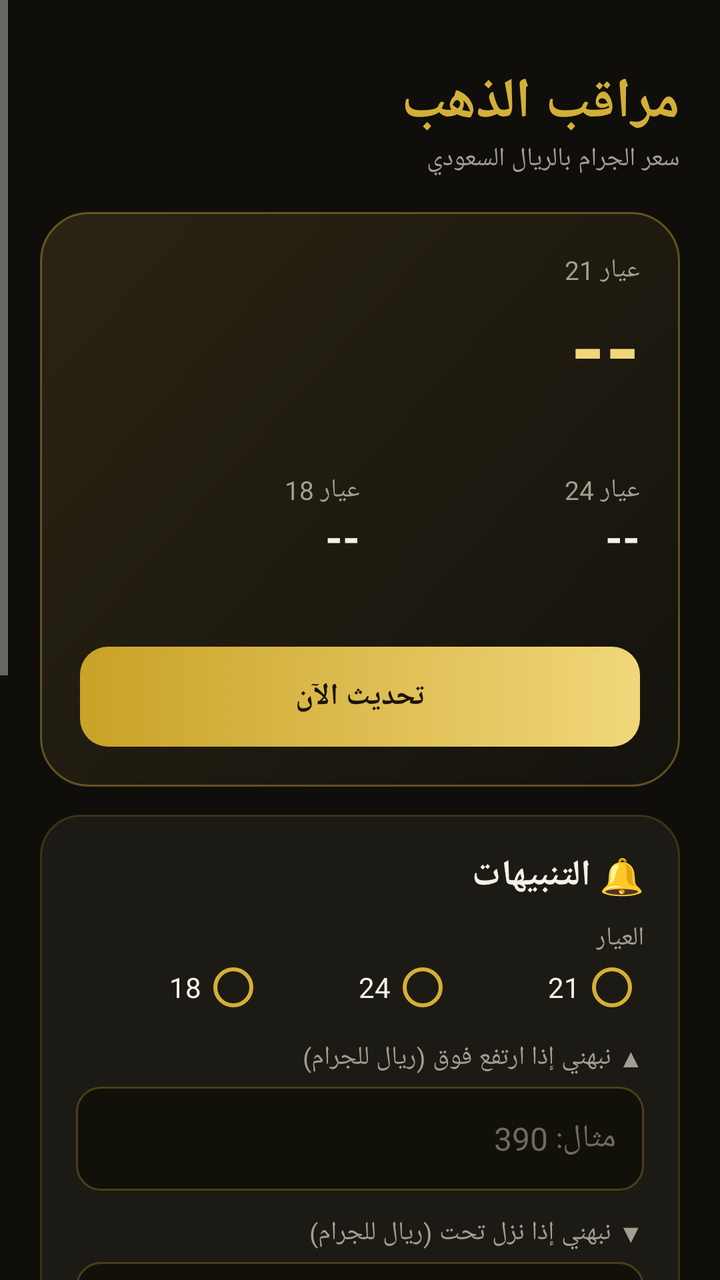
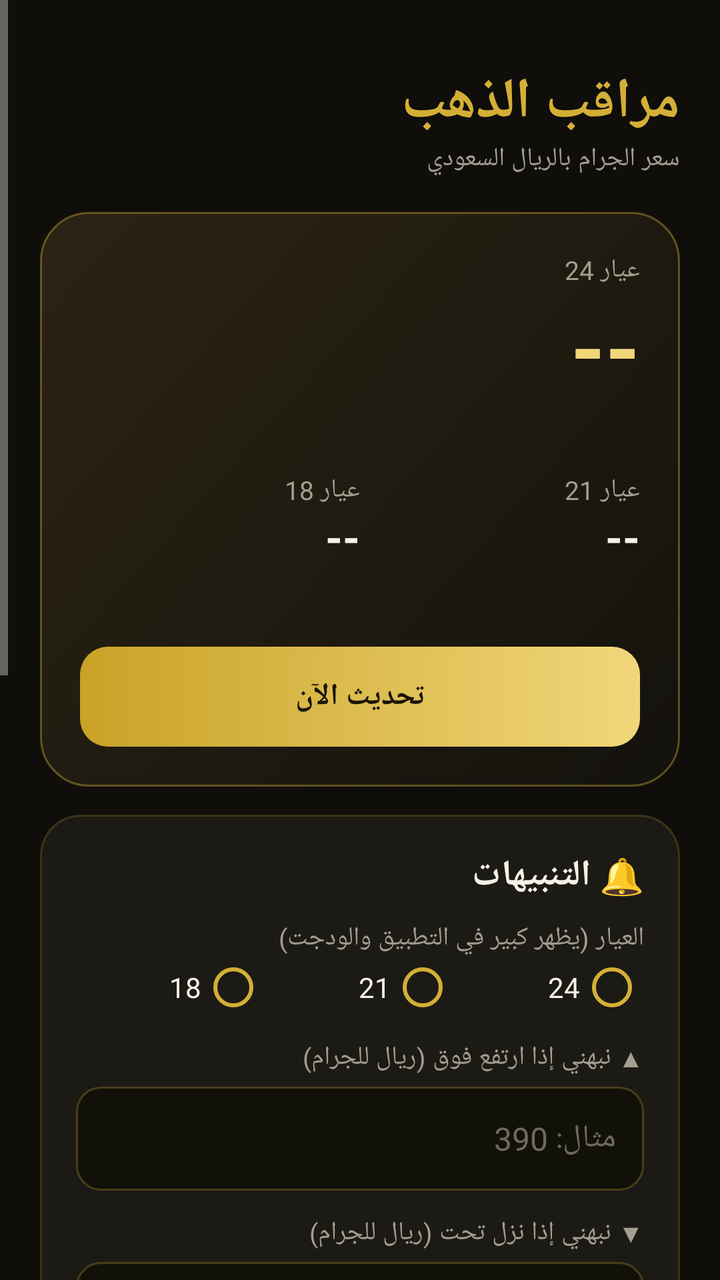

Before-and-after screenshots of an Android layout around one commit, followed by the original layout XML and the change that was made.
<!-- AndroidManifest.xml: application theme AppTheme -->
<!-- res/layout/activity_main.xml -->
<?xml version="1.0" encoding="utf-8"?>
<ScrollView xmlns:android="http://schemas.android.com/apk/res/android"
    android:layout_width="match_parent"
    android:layout_height="match_parent"
    android:fillViewport="true"
    android:layoutDirection="rtl">

    <LinearLayout
        android:layout_width="match_parent"
        android:layout_height="wrap_content"
        android:orientation="vertical"
        android:padding="20dp">

        <TextView
            android:layout_width="wrap_content"
            android:layout_height="wrap_content"
            android:layout_marginTop="12dp"
            android:text="مراقب الذهب"
            android:textColor="@color/gold"
            android:textSize="28sp"
            android:textStyle="bold" />
        <TextView style="@style/Label"
            android:text="سعر الجرام بالريال السعودي" />

        
        <LinearLayout
            android:layout_width="match_parent"
            android:layout_height="wrap_content"
            android:layout_marginTop="18dp"
            android:orientation="vertical"
            android:background="@drawable/hero_bg"
            android:padding="20dp">
            <TextView style="@style/Label" android:text="عيار 21" />
            <TextView android:id="@+id/p21"
                android:layout_width="wrap_content" android:layout_height="wrap_content"
                android:text="--" android:textColor="@color/gold_light"
                android:textSize="44sp" android:textStyle="bold" />
            <TextView android:id="@+id/change"
                android:layout_width="wrap_content" android:layout_height="wrap_content"
                android:textColor="@color/muted" android:textSize="13sp" />

            <LinearLayout android:layout_width="match_parent" android:layout_height="wrap_content"
                android:layout_marginTop="16dp" android:orientation="horizontal">
                <LinearLayout android:layout_width="0dp" android:layout_height="wrap_content"
                    android:layout_weight="1" android:orientation="vertical">
                    <TextView style="@style/Label" android:text="عيار 24" />
                    <TextView android:id="@+id/p24" android:layout_width="wrap_content"
                        android:layout_height="wrap_content" android:text="--"
                        android:textColor="@color/text" android:textSize="22sp" android:textStyle="bold" />
                </LinearLayout>
                <LinearLayout android:layout_width="0dp" android:layout_height="wrap_content"
                    android:layout_weight="1" android:orientation="vertical">
                    <TextView style="@style/Label" android:text="عيار 18" />
                    <TextView android:id="@+id/p18" android:layout_width="wrap_content"
                        android:layout_height="wrap_content" android:text="--"
                        android:textColor="@color/text" android:textSize="22sp" android:textStyle="bold" />
                </LinearLayout>
            </LinearLayout>

            <TextView android:id="@+id/time"
                android:layout_width="wrap_content" android:layout_height="wrap_content"
                android:layout_marginTop="12dp" android:textColor="#7D786B" android:textSize="12sp" />
            <Button android:id="@+id/refresh" style="@style/GoldBtn" android:text="تحديث الآن" />
        </LinearLayout>

        
        <LinearLayout style="@style/Card">
            <TextView android:layout_width="wrap_content" android:layout_height="wrap_content"
                android:text="🔔 التنبيهات" android:textColor="@color/text"
                android:textSize="18sp" android:textStyle="bold" />
            <TextView style="@style/Label" android:layout_marginTop="10dp" android:text="العيار" />
            <RadioGroup android:id="@+id/karats"
                android:layout_width="match_parent" android:layout_height="wrap_content"
                android:orientation="horizontal">
                <RadioButton android:id="@+id/k21" android:layout_width="0dp" android:layout_weight="1"
                    android:layout_height="wrap_content" android:text="21" android:textColor="@color/text"
                    android:buttonTint="@color/gold" />
                <RadioButton android:id="@+id/k24" android:layout_width="0dp" android:layout_weight="1"
                    android:layout_height="wrap_content" android:text="24" android:textColor="@color/text"
                    android:buttonTint="@color/gold" />
                <RadioButton android:id="@+id/k18" android:layout_width="0dp" android:layout_weight="1"
                    android:layout_height="wrap_content" android:text="18" android:textColor="@color/text"
                    android:buttonTint="@color/gold" />
            </RadioGroup>

            <TextView style="@style/Label" android:layout_marginTop="10dp"
                android:text="▲ نبهني إذا ارتفع فوق (ريال للجرام)" />
            <EditText android:id="@+id/up" style="@style/Input" android:hint="مثال: 390" />

            <TextView style="@style/Label" android:layout_marginTop="12dp"
                android:text="▼ نبهني إذا نزل تحت (ريال للجرام)" />
            <EditText android:id="@+id/low" style="@style/Input" android:hint="مثال: 370" />

            <Button android:id="@+id/save" style="@style/GoldBtn" android:text="حفظ التنبيه" />
            <Button android:id="@+id/clear" style="@style/GhostBtn" android:text="إلغاء التنبيهات" />
            <TextView android:id="@+id/alertStatus"
                android:layout_width="wrap_content" android:layout_height="wrap_content"
                android:layout_marginTop="12dp" android:textColor="@color/gold_light"
                android:textSize="14sp" android:lineSpacingExtra="4dp" />
        </LinearLayout>

        
        <LinearLayout style="@style/Card">
            <TextView android:layout_width="wrap_content" android:layout_height="wrap_content"
                android:text="الإعداد" android:textColor="@color/text"
                android:textSize="18sp" android:textStyle="bold" />
            <Button android:id="@+id/addWidget" style="@style/GoldBtn" android:text="أضف الودجت للشاشة" />
            <Button android:id="@+id/battery" style="@style/GhostBtn" android:text="استثناء التطبيق من توفير البطارية" />
            <TextView style="@style/Label" android:layout_marginTop="12dp" android:lineSpacingExtra="4dp"
                android:text="• السعر يتحدث تلقائياً كل 15 دقيقة تقريباً (أقل مدة يسمح فيها أندرويد).\n• الأسعار عالمية محوّلة للريال على سعر 3.75، وقد تختلف عن أسعار المحلات بسبب المصنعية والضريبة.\n• استثناء التطبيق من توفير البطارية يضمن وصول التنبيهات في وقتها." />
        </LinearLayout>
    </LinearLayout>
</ScrollView>
<!-- resources referenced by this layout -->
<resources>
  <color name="gold">#D4AF37</color>
  <color name="gold_light">#F1D77A</color>
  <color name="muted">#A39E8F</color>
  <color name="text">#F5F1E6</color>
  <!-- drawable hero_bg (drawable) -->
  <shape xmlns:android="http://schemas.android.com/apk/res/android" android:shape="rectangle">
      <gradient android:angle="315" android:startColor="#2B2414" android:endColor="#14120D" />
      <corners android:radius="24dp" />
      <stroke android:width="1dp" android:color="#66D4AF37" />
  </shape>
  <style name="Card">
          <item name="android:layout_width">match_parent</item>
          <item name="android:layout_height">wrap_content</item>
          <item name="android:orientation">vertical</item>
          <item name="android:background">@drawable/card_bg</item>
          <item name="android:padding">18dp</item>
          <item name="android:layout_marginTop">14dp</item>
      </style>
  <style name="GhostBtn" parent="GoldBtn">
          <item name="android:background">@drawable/btn_ghost</item>
          <item name="android:textColor">@color/gold</item>
      </style>
  <style name="GoldBtn">
          <item name="android:layout_width">match_parent</item>
          <item name="android:layout_height">50dp</item>
          <item name="android:background">@drawable/btn_gold</item>
          <item name="android:textColor">#1A1408</item>
          <item name="android:textStyle">bold</item>
          <item name="android:textSize">15sp</item>
          <item name="android:layout_marginTop">12dp</item>
          <item name="android:stateListAnimator">@null</item>
      </style>
  <style name="Label">
          <item name="android:layout_width">wrap_content</item>
          <item name="android:layout_height">wrap_content</item>
          <item name="android:textColor">@color/muted</item>
          <item name="android:textSize">13sp</item>
      </style>
  <style name="AppTheme" parent="@android:style/Theme.Material.NoActionBar">
          <item name="android:windowBackground">@color/bg</item>
          <item name="android:colorAccent">@color/gold</item>
          <item name="android:colorPrimary">@color/bg</item>
          <item name="android:colorPrimaryDark">@color/bg</item>
          <item name="android:statusBarColor">@color/bg</item>
          <item name="android:navigationBarColor">@color/bg</item>
          <item name="android:textColorPrimary">@color/text</item>
      </style>
  <!-- drawable card_bg (drawable) -->
  <shape xmlns:android="http://schemas.android.com/apk/res/android" android:shape="rectangle">
      <solid android:color="@color/card" />
      <corners android:radius="20dp" />
      <stroke android:width="1dp" android:color="#33D4AF37" />
  </shape>
  <!-- drawable btn_ghost (drawable) -->
  <selector xmlns:android="http://schemas.android.com/apk/res/android">
      <item android:state_pressed="true">
          <shape><solid android:color="#22D4AF37" /><corners android:radius="14dp" /><stroke android:width="1dp" android:color="@color/gold" /></shape>
      </item>
      <item>
          <shape><solid android:color="#00000000" /><corners android:radius="14dp" /><stroke android:width="1dp" android:color="#88D4AF37" /></shape>
      </item>
  </selector>
  <!-- drawable input_bg (drawable) -->
  <shape xmlns:android="http://schemas.android.com/apk/res/android" android:shape="rectangle">
      <solid android:color="#121109" />
      <corners android:radius="12dp" />
      <stroke android:width="1dp" android:color="#44D4AF37" />
  </shape>
  <color name="bg">#0F0E0B</color>
  <color name="card">#1C1A14</color>
  <!-- unchanged entries left out for length: 2 -->
</resources>

<!-- the commit's change to res/layout/activity_main.xml (unified diff, before → after) -->
@@ -30,8 +30,8 @@
             android:orientation="vertical"
             android:background="@drawable/hero_bg"
             android:padding="20dp">
-            <TextView style="@style/Label" android:text="عيار 21" />
-            <TextView android:id="@+id/p21"
+            <TextView android:id="@+id/lMain" style="@style/Label" android:text="عيار 24" />
+            <TextView android:id="@+id/pMain"
                 android:layout_width="wrap_content" android:layout_height="wrap_content"
                 android:text="--" android:textColor="@color/gold_light"
                 android:textSize="44sp" android:textStyle="bold" />
@@ -43,15 +43,15 @@
                 android:layout_marginTop="16dp" android:orientation="horizontal">
                 <LinearLayout android:layout_width="0dp" android:layout_height="wrap_content"
                     android:layout_weight="1" android:orientation="vertical">
-                    <TextView style="@style/Label" android:text="عيار 24" />
-                    <TextView android:id="@+id/p24" android:layout_width="wrap_content"
+                    <TextView android:id="@+id/lA" style="@style/Label" android:text="عيار 21" />
+                    <TextView android:id="@+id/pA" android:layout_width="wrap_content"
                         android:layout_height="wrap_content" android:text="--"
                         android:textColor="@color/text" android:textSize="22sp" android:textStyle="bold" />
                 </LinearLayout>
                 <LinearLayout android:layout_width="0dp" android:layout_height="wrap_content"
                     android:layout_weight="1" android:orientation="vertical">
-                    <TextView style="@style/Label" android:text="عيار 18" />
-                    <TextView android:id="@+id/p18" android:layout_width="wrap_content"
+                    <TextView android:id="@+id/lB" style="@style/Label" android:text="عيار 18" />
+                    <TextView android:id="@+id/pB" android:layout_width="wrap_content"
                         android:layout_height="wrap_content" android:text="--"
                         android:textColor="@color/text" android:textSize="22sp" android:textStyle="bold" />
                 </LinearLayout>
@@ -68,15 +68,15 @@
             <TextView android:layout_width="wrap_content" android:layout_height="wrap_content"
                 android:text="🔔 التنبيهات" android:textColor="@color/text"
                 android:textSize="18sp" android:textStyle="bold" />
-            <TextView style="@style/Label" android:layout_marginTop="10dp" android:text="العيار" />
+            <TextView style="@style/Label" android:layout_marginTop="10dp" android:text="العيار (يظهر كبير في التطبيق والودجت)" />
             <RadioGroup android:id="@+id/karats"
                 android:layout_width="match_parent" android:layout_height="wrap_content"
                 android:orientation="horizontal">
+                <RadioButton android:id="@+id/k24" android:layout_width="0dp" android:layout_weight="1"
+                    android:layout_height="wrap_content" android:text="24" android:textColor="@color/text"
+                    android:buttonTint="@color/gold" />
                 <RadioButton android:id="@+id/k21" android:layout_width="0dp" android:layout_weight="1"
                     android:layout_height="wrap_content" android:text="21" android:textColor="@color/text"
-                    android:buttonTint="@color/gold" />
-                <RadioButton android:id="@+id/k24" android:layout_width="0dp" android:layout_weight="1"
-                    android:layout_height="wrap_content" android:text="24" android:textColor="@color/text"
                     android:buttonTint="@color/gold" />
                 <RadioButton android:id="@+id/k18" android:layout_width="0dp" android:layout_weight="1"
                     android:layout_height="wrap_content" android:text="18" android:textColor="@color/text"
